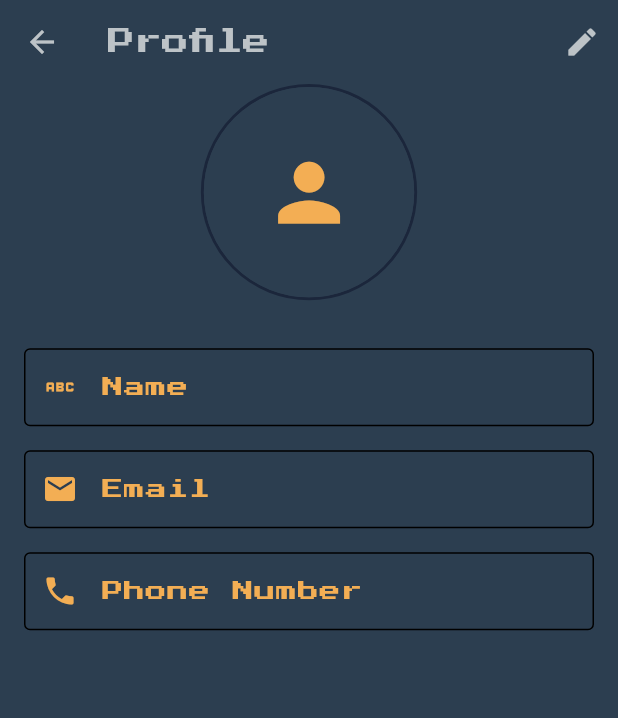
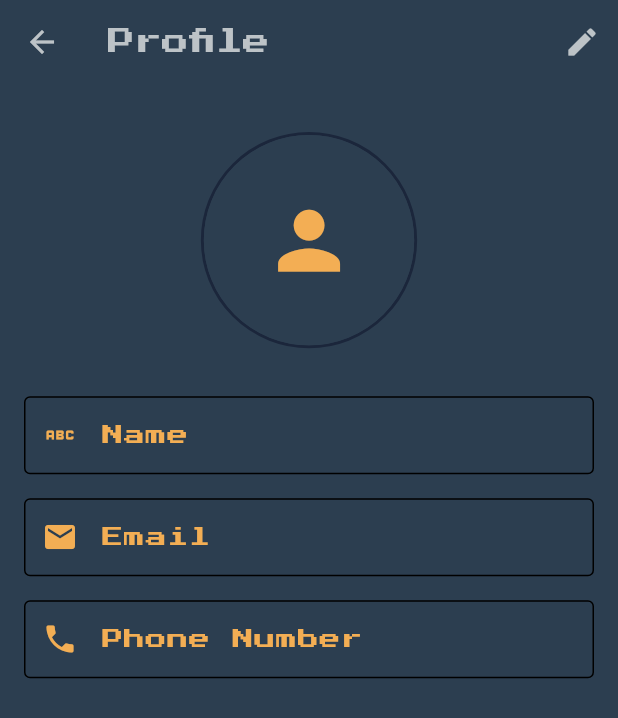
Before and after one commit to FaaiqKhan/muscles_builder, a Flutter app: the ProfileScreen screen opened directly, on a phone screen of 412 x 824 dp. Shown: the top 718 px of the screen. Run offline on Flutter 3.47's test engine with Material 3 defaults, Android fonts, the phone set to English and light mode, and no system bars; our stand-ins replace bloc, equatable, firebase_auth, firebase_core, flutter_bloc, get_it and 3 more; missing offline and left inert: flame, flame_audio; accounts and stored records are empty; network calls fail.

Commit message:
ui updates

```diff
--- a/lib/cubits/profile/profile_cubit.dart
+++ b/lib/cubits/profile/profile_cubit.dart
@@ -11,4 +11,8 @@ class ProfileCubit extends Cubit<ProfileState> {
       EditProfile(!state.isEditing)
     );
   }
+
+  void updateProfile() {
+
+  }
 }
--- a/lib/screens/profile_screen.dart
+++ b/lib/screens/profile_screen.dart
@@ -13,7 +13,7 @@ class ProfileScreen extends StatelessWidget with Validator {
 
   final int loaderValue = Random().nextInt(Loaders.loadingViews.length);
 
-  final GlobalKey _formKey = GlobalKey<FormState>();
+  final GlobalKey<FormState> _formKey = GlobalKey<FormState>();
   final ProfileCubit _profileCubit = ProfileCubit();
 
   @override
@@ -45,7 +45,11 @@ class ProfileScreen extends StatelessWidget with Validator {
               },
               children: [
                 IconButton(
-                  onPressed: () {},
+                  onPressed: () {
+                    if (_formKey.currentState!.validate()) {
+                      _profileCubit.updateProfile();
+                    }
+                  },
                   icon: const Icon(Icons.save),
                 ),
               ],
@@ -58,7 +62,11 @@ class ProfileScreen extends StatelessWidget with Validator {
             children: [
               Column(
                 children: [
-                  BlocBuilder<ProfileCubit, ProfileState>(
+                  Padding(
+                    padding: const EdgeInsets.symmetric(
+                      vertical: Spacings.contentSpacingOf32,
+                    ),
+                    child: BlocBuilder<ProfileCubit, ProfileState>(
                       buildWhen: (prevState, currentState) =>
                           prevState.isEditing != currentState.isEditing,
                       builder: (context, state) {
@@ -116,6 +124,7 @@ class ProfileScreen extends StatelessWidget with Validator {
                         );
                       },
                     ),
+                  ),
                   Expanded(
                     child: Form(
                       key: _formKey,
@@ -128,11 +137,7 @@ class ProfileScreen extends StatelessWidget with Validator {
                               prevState.isEditing != currentState.isEditing,
                           builder: (context, state) {
                             return Column(
-                              crossAxisAlignment: CrossAxisAlignment.center,
                               children: [
-                                const SizedBox(
-                                  height: Spacings.contentSpacingOf32,
-                                ),
                                 TextFormField(
                                   enabled: _profileCubit.state.isEditing,
                                   keyboardType: TextInputType.name,
```
Lines whose indentation alone changed are shown as unchanged.
